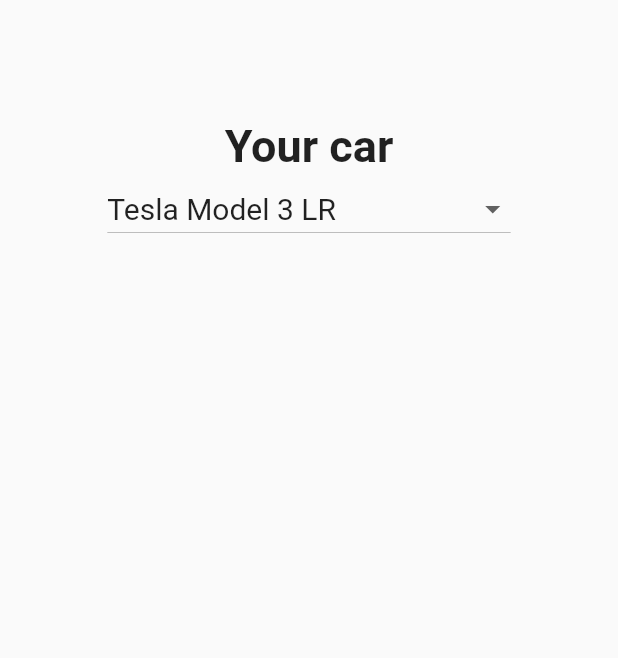
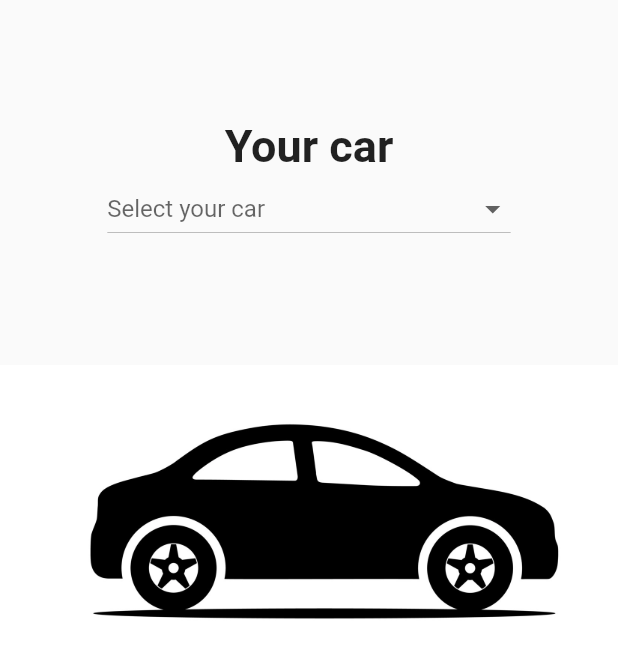
Before and after one commit to pepeperez13/chargetrip_app, a Flutter app: the CarSettings screen opened directly, on a phone screen of 412 x 824 dp. Shown: the top 658 px of the screen. Run offline on Flutter 3.47's test engine with Material 2 defaults, Android fonts, the phone set to English and light mode, and no system bars; our stand-ins replace firebase_auth, firebase_core, google_maps_flutter; missing offline and left inert: flutter_polyline_points; accounts and stored records are empty.

Commit message:
car settings

```diff
--- a/lib/bottom_navigation/navigator.dart
+++ b/lib/bottom_navigation/navigator.dart
@@ -34,8 +34,6 @@
               icon: Icon(Icons.account_circle),
               label: 'Account'
           ),
-
-
         ]);
   }
 }
--- a/lib/bottom_navigation/routes_nav.dart
+++ b/lib/bottom_navigation/routes_nav.dart
@@ -1,6 +1,6 @@
 import 'package:chargetrip_app/account_settings.dart';
-import 'package:chargetrip_app/route_map.dart';
-import 'package:chargetrip_app/car_settings.dart';
+import 'package:chargetrip_app/routes/route_map.dart';
+import 'package:chargetrip_app/car_info/car_settings.dart';
 import 'package:chargetrip_app/main.dart';
 import 'package:flutter/material.dart';
 
--- /dev/null
+++ b/lib/car_info/car_settings.dart
@@ -0,0 +1,93 @@
+import 'package:flutter/material.dart';
+
+import 'car.dart';
+
+
+class CarSettings extends StatefulWidget {
+  const CarSettings({Key? key}) : super(key: key);
+
+  @override
+  State<CarSettings> createState() => CarSettingsState();
+}
+
+class CarSettingsState extends State<CarSettings> with AutomaticKeepAliveClientMixin{
+late List<Car> carList;
+List<String> carNames = ['Tesla Model 3 LR', 'Tesla Model 3 Performance', 'Audi e-tron GT', 'Tesla Model S Plaid', 'Volkswagen ID.3'];
+String?  selectedCar;
+
+
+Car c1 = Car('Tesla Model 3 LR', 602, const AssetImage('assets/Model3_LongRange.png'));
+Car c2 = Car('Tesla Model 3 Performance', 547, const AssetImage('assets/Model3_Performance.png'));
+Car c3 = Car('Audi e-tron GT', 458, const AssetImage('assets/AudiEtron-GT.png'));
+Car c4 = Car('Tesla Model S Plaid', 600, const AssetImage('assets/ModelS_Plaid.png'));
+Car c5 = Car('Volkswagen ID.3', 545, const AssetImage('assets/VW-ID3.png'));
+Car defaultCar = Car('No Car selected', 0, const AssetImage('assets/default.png'));
+
+late Car currentCar = defaultCar;
+
+
+  @override
+  Widget build(BuildContext context) {
+    super.build(context);
+    return  Scaffold(
+      body: Column(
+        crossAxisAlignment: CrossAxisAlignment.center,
+        children:  [
+          const SizedBox(height: 80),
+          const Center(
+            child: Text('Your car', style: TextStyle(fontWeight: FontWeight.bold, fontSize: 30)),
+          ),
+          DropdownButton<String>(
+            disabledHint: null,
+              hint: const Text('Select your car'),
+              value: selectedCar,
+              items: carNames.map((item) => DropdownMenuItem<String>(
+                  value: item,
+                  child: Text(item, style: const TextStyle(fontSize: 20)),
+              )).toList(),
+              onChanged: (item) {
+                setState(() {
+                  selectedCar = item!;
+                  updateCar();
+                });
+              },
+          ),
+          const SizedBox(height: 80),
+          ClipRect(child:
+            Image.asset(currentCar.image.assetName),
+          )
+
+
+        ],
+
+      ),
+      //backgroundColor: Colors.grey,
+    );
+
+  }
+
+  void updateCar() {
+    Car car = c1;
+    switch (selectedCar) {
+      case 'Tesla Model 3 LR': car = c1;
+        break;
+      case 'Tesla Model 3 Performance': car = c2;
+        break;
+      case  'Audi e-tron GT': car = c3;
+        break;
+      case   'Tesla Model S Plaid': car = c4;
+        break;
+      case   'Volkswagen ID.3': car = c5;
+        break;
+    }
+    setState(() {
+      currentCar = car;
+    });
+  }
+
+  @override
+  // TODO: implement wantKeepAlive
+  bool get wantKeepAlive => true;
+
+
+}
--- a/lib/car_settings.dart
+++ /dev/null
@@ -1,62 +0,0 @@
-import 'package:flutter/material.dart';
-
-import 'car.dart';
-
-
-class CarSettings extends StatefulWidget {
-  const CarSettings({Key? key}) : super(key: key);
-
-  @override
-  State<CarSettings> createState() => CarSettingsState();
-}
-
-class CarSettingsState extends State<CarSettings> {
-late List<Car> carList;
-List<String> carNames = ['Tesla Model 3 LR', 'Tesla Model 3 Performance', 'Audi e-tron GT', 'Tesla Model S Plaid', 'Volkswagen ID.3'];
-String  selectedCar= 'Tesla Model 3 LR';
-
-Car c1 = Car('Tesla Model 3 LR', 602, const AssetImage('assets/Model3_LongRange.png'));
-Car c2 = Car('Tesla Model 3 Performance', 547, const AssetImage('assets/Model3_Performance.png'));
-Car c3 = Car('Audi e-tron GT', 458, const AssetImage('assets/AudiEtron-GT.png'));
-Car c4 = Car('Tesla Model S Plaid', 600, const AssetImage('assets/Model3_Plaid.png'));
-Car c5 = Car('Volkswagen ID.3', 545, const AssetImage('assets/VW-ID.3'));
-
-
-
-
-
-  @override
-  Widget build(BuildContext context) {
-    return  Scaffold(
-      body: Column(
-        crossAxisAlignment: CrossAxisAlignment.center,
-        children:  [
-          const SizedBox(height: 80),
-          const Center(
-            child: Text('Your car', style: TextStyle(fontWeight: FontWeight.bold, fontSize: 30)),
-          ),
-          DropdownButton<String>(
-              value: selectedCar,
-              items: carNames.map((item) => DropdownMenuItem<String>(
-                  value: item,
-                  child: Text(item, style: TextStyle(fontSize: 20)),
-              )).toList(),
-              onChanged: (item) => setState (() => selectedCar = item!),
-      ),
-
-
-
-
-
-
-        ],
-
-      )
-
-    );
-
-
-  }
-
-
-}
--- a/lib/main.dart
+++ b/lib/main.dart
@@ -4,7 +4,7 @@
 import 'package:firebase_auth/firebase_auth.dart';
 import 'package:flutter/material.dart';
 import 'package:google_maps_flutter/google_maps_flutter.dart';
-import 'package:chargetrip_app/locations.dart';
+import 'package:chargetrip_app/routes/locations.dart';
 import 'package:chargetrip_app/bottom_navigation/navigator.dart';
 import 'package:flutter_polyline_points/flutter_polyline_points.dart';
 
--- a/lib/route_map.dart
+++ b/lib/routes/route_map.dart
@@ -2,7 +2,7 @@
 
 import 'package:flutter/material.dart';
 import 'package:google_maps_flutter/google_maps_flutter.dart';
-import 'package:chargetrip_app/locations.dart';
+import 'package:chargetrip_app/routes/locations.dart';
 import 'package:chargetrip_app/bottom_navigation/navigator.dart';
 import 'package:flutter_polyline_points/flutter_polyline_points.dart';
 
```
Also changed, not shown: assets/Model3_Performance.png (deleted), assets/default.png (added), lib/car_info/car.dart (renamed from lib/car.dart), lib/routes/locations.dart (renamed from lib/locations.dart).
